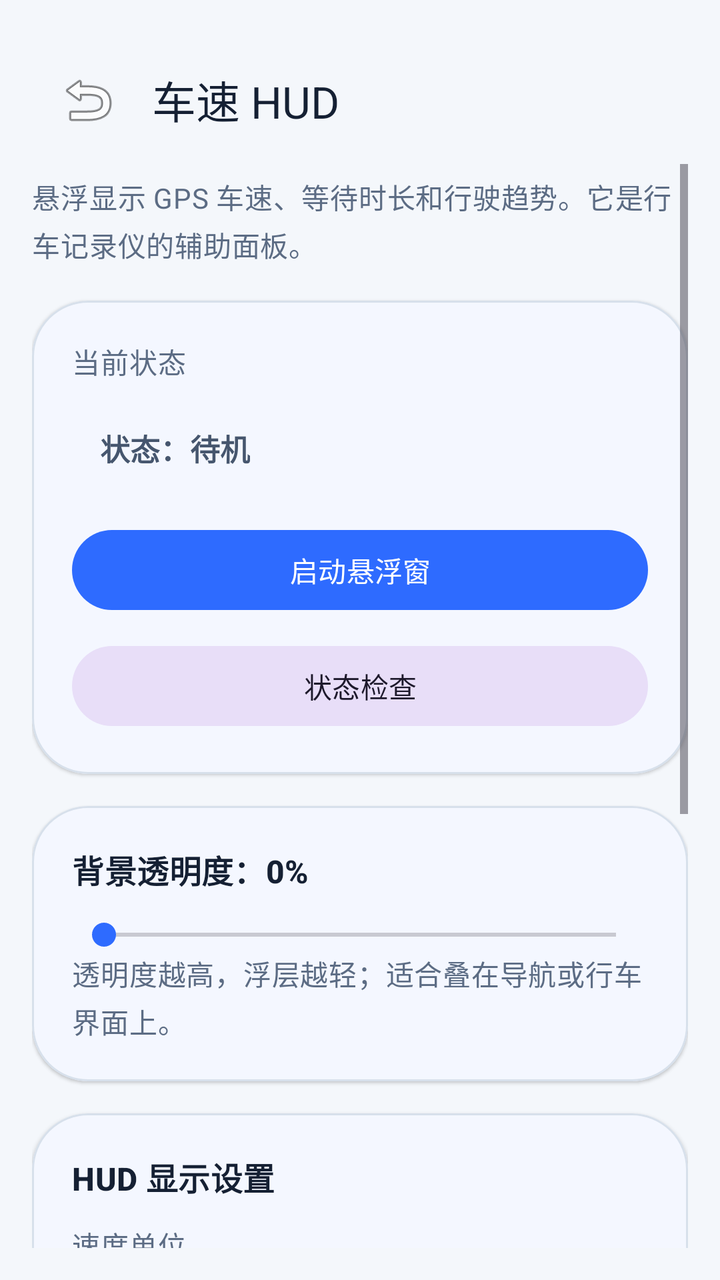
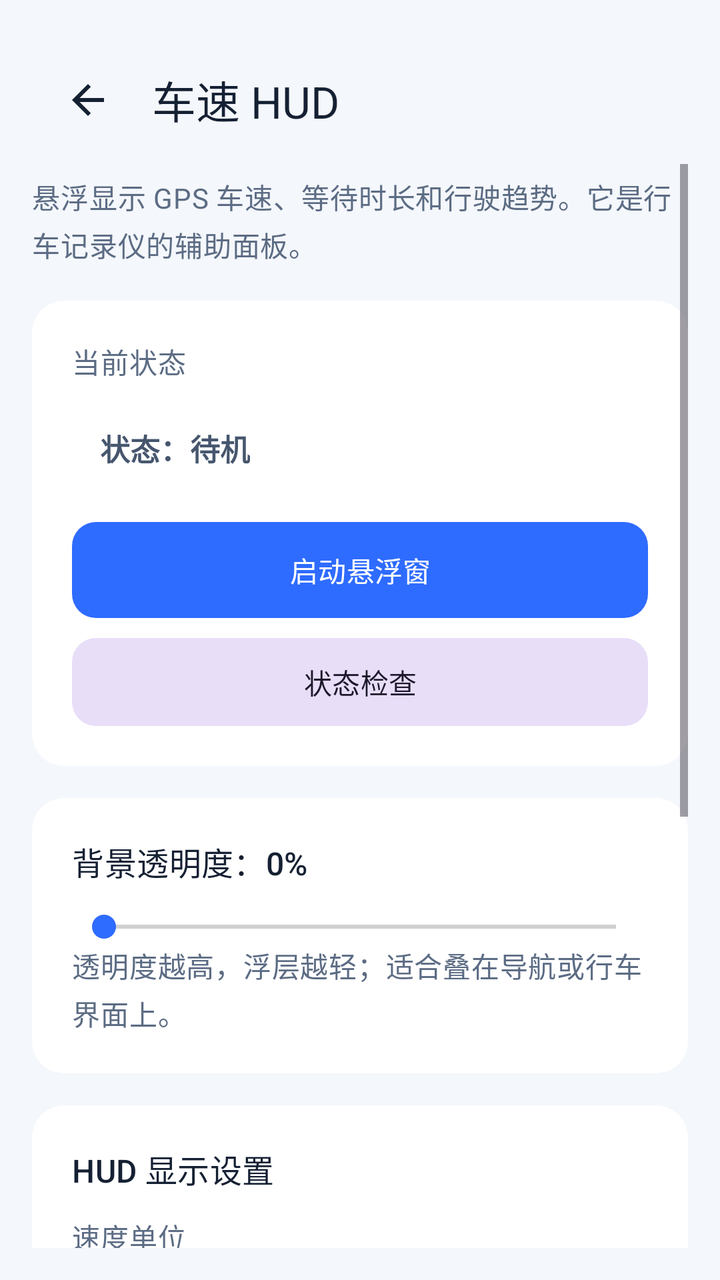

An Android layout rendered at two revisions. The XML below is the earlier revision; the diff shows what the commit changed to produce the second picture.
<!-- AndroidManifest.xml: application theme Theme.CarSpeed -->
<!-- res/layout/activity_speed_hud.xml -->
<?xml version="1.0" encoding="utf-8"?>
<LinearLayout xmlns:android="http://schemas.android.com/apk/res/android"
    xmlns:app="http://schemas.android.com/apk/res-auto"
    android:layout_width="match_parent"
    android:layout_height="match_parent"
    android:background="@color/brand_sand"
    android:orientation="vertical"
    android:paddingStart="16dp"
    android:paddingTop="18dp"
    android:paddingEnd="16dp"
    android:paddingBottom="16dp">

    <com.google.android.material.appbar.MaterialToolbar
        android:id="@+id/toolbar"
        android:layout_width="match_parent"
        android:layout_height="wrap_content"
        android:backgroundTint="@android:color/transparent"
        app:navigationIcon="@android:drawable/ic_menu_revert"
        app:title="@string/speed_hud_title"
        app:titleTextColor="@color/text_primary" />

    <ScrollView
        android:layout_width="match_parent"
        android:layout_height="0dp"
        android:layout_weight="1"
        android:fillViewport="true">

        <LinearLayout
            android:layout_width="match_parent"
            android:layout_height="wrap_content"
            android:orientation="vertical"
            android:paddingBottom="8dp">

            <TextView
                android:layout_width="match_parent"
                android:layout_height="wrap_content"
                android:layout_marginTop="6dp"
                android:text="@string/speed_hud_subtitle"
                android:textAppearance="@style/TextAppearance.CarSpeed.Body" />

            <com.google.android.material.card.MaterialCardView
                style="@style/Widget.CarSpeed.Card"
                android:layout_width="match_parent"
                android:layout_height="wrap_content"
                android:layout_marginTop="18dp">

                <LinearLayout
                    android:layout_width="match_parent"
                    android:layout_height="wrap_content"
                    android:orientation="vertical"
                    android:padding="20dp">

                    <TextView
                        android:layout_width="wrap_content"
                        android:layout_height="wrap_content"
                        android:text="@string/status_label"
                        android:textAppearance="@style/TextAppearance.CarSpeed.Body" />

                    <TextView
                        android:id="@+id/tvStatus"
                        android:layout_width="wrap_content"
                        android:layout_height="wrap_content"
                        android:layout_marginTop="14dp"
                        android:backgroundTint="@color/status_idle_bg"
                        android:paddingStart="14dp"
                        android:paddingTop="8dp"
                        android:paddingEnd="14dp"
                        android:paddingBottom="8dp"
                        android:text="@string/status_idle"
                        android:textColor="@color/status_idle_text"
                        android:textSize="15sp"
                        android:textStyle="bold" />

                    <com.google.android.material.button.MaterialButton
                        android:id="@+id/btnToggle"
                        style="@style/Widget.Material3.Button"
                        android:layout_width="match_parent"
                        android:layout_height="wrap_content"
                        android:layout_marginTop="18dp"
                        android:text="@string/start_overlay" />

                    <com.google.android.material.button.MaterialButton
                        android:id="@+id/btnStatus"
                        style="@style/Widget.Material3.Button.TonalButton"
                        android:layout_width="match_parent"
                        android:layout_height="wrap_content"
                        android:layout_marginTop="10dp"
                        android:text="@string/status_check_title" />
                </LinearLayout>
            </com.google.android.material.card.MaterialCardView>

            <com.google.android.material.card.MaterialCardView
                style="@style/Widget.CarSpeed.Card"
                android:layout_width="match_parent"
                android:layout_height="wrap_content"
                android:layout_marginTop="16dp">

                <LinearLayout
                    android:layout_width="match_parent"
                    android:layout_height="wrap_content"
                    android:orientation="vertical"
                    android:padding="20dp">

                    <TextView
                        android:id="@+id/tvOpacityLabel"
                        android:layout_width="match_parent"
                        android:layout_height="wrap_content"
                        android:text="@string/opacity_label_default"
                        android:textAppearance="@style/TextAppearance.CarSpeed.SectionTitle" />

                    <SeekBar
                        android:id="@+id/sbOpacity"
                        android:layout_width="match_parent"
                        android:layout_height="wrap_content"
                        android:layout_marginTop="12dp"
                        android:max="100"
                        android:progress="0"
                        android:progressTint="@color/brand_blue"
                        android:thumbTint="@color/brand_blue" />

                    <TextView
                        android:layout_width="match_parent"
                        android:layout_height="wrap_content"
                        android:text="@string/opacity_helper"
                        android:textAppearance="@style/TextAppearance.CarSpeed.Body" />
                </LinearLayout>
            </com.google.android.material.card.MaterialCardView>

            <com.google.android.material.card.MaterialCardView
                style="@style/Widget.CarSpeed.Card"
                android:layout_width="match_parent"
                android:layout_height="wrap_content"
                android:layout_marginTop="16dp">

                <LinearLayout
                    android:layout_width="match_parent"
                    android:layout_height="wrap_content"
                    android:orientation="vertical"
                    android:padding="20dp">

                    <TextView
                        android:layout_width="match_parent"
                        android:layout_height="wrap_content"
                        android:text="@string/hud_settings_title"
                        android:textAppearance="@style/TextAppearance.CarSpeed.SectionTitle" />

                    <TextView
                        android:layout_width="match_parent"
                        android:layout_height="wrap_content"
                        android:layout_marginTop="12dp"
                        android:text="@string/speed_unit_label"
                        android:textAppearance="@style/TextAppearance.CarSpeed.Body" />

                    <Spinner
                        android:id="@+id/spSpeedUnit"
                        android:layout_width="match_parent"
                        android:layout_height="52dp"
                        android:layout_marginTop="6dp"
                        android:backgroundTint="@color/surface_secondary" />

                    <TextView
                        android:id="@+id/tvWarningLabel"
                        android:layout_width="match_parent"
                        android:layout_height="wrap_content"
                        android:layout_marginTop="16dp"
                        android:text="@string/speed_warning_label_default"
                        android:textAppearance="@style/TextAppearance.CarSpeed.SectionTitle" />

                    <SeekBar
                        android:id="@+id/sbSpeedWarning"
                        android:layout_width="match_parent"
                        android:layout_height="wrap_content"
                        android:layout_marginTop="12dp"
                        android:max="240"
                        android:progress="120"
                        android:progressTint="@color/brand_teal"
                        android:thumbTint="@color/brand_teal" />

                    <TextView
                        android:layout_width="match_parent"
                        android:layout_height="wrap_content"
                        android:text="@string/speed_warning_helper"
                        android:textAppearance="@style/TextAppearance.CarSpeed.Body" />
                </LinearLayout>
            </com.google.android.material.card.MaterialCardView>

            <com.google.android.material.card.MaterialCardView
                style="@style/Widget.CarSpeed.Card"
                android:layout_width="match_parent"
                android:layout_height="wrap_content"
                android:layout_marginTop="16dp">

                <LinearLayout
                    android:layout_width="match_parent"
                    android:layout_height="wrap_content"
                    android:orientation="vertical"
                    android:padding="20dp">

                    <TextView
                        android:id="@+id/tvYAxisLabel"
                        android:layout_width="match_parent"
                        android:layout_height="wrap_content"
                        android:text="@string/y_axis_label_default"
                        android:textAppearance="@style/TextAppearance.CarSpeed.SectionTitle" />

                    <SeekBar
                        android:id="@+id/sbYAxisMax"
                        android:layout_width="match_parent"
                        android:layout_height="wrap_content"
                        android:layout_marginTop="12dp"
                        android:max="2000"
                        android:progress="300"
                        android:progressTint="@color/brand_teal"
                        android:thumbTint="@color/brand_teal" />

                    <TextView
                        android:layout_width="match_parent"
                        android:layout_height="wrap_content"
                        android:text="@string/y_axis_helper"
                        android:textAppearance="@style/TextAppearance.CarSpeed.Body" />
                </LinearLayout>
            </com.google.android.material.card.MaterialCardView>
        </LinearLayout>
    </ScrollView>
</LinearLayout>
<!-- resources referenced by this layout -->
<resources>
  <color name="brand_blue">#2E6BFF</color>
  <color name="brand_sand">#F4F7FB</color>
  <color name="brand_teal">#1FB8A6</color>
  <color name="status_idle_bg">#E9EEF5</color>
  <color name="status_idle_text">#46566E</color>
  <color name="surface_secondary">#EAF0F8</color>
  <color name="text_primary">#152033</color>
  <string name="hud_settings_title">HUD 显示设置</string>
  <string name="opacity_helper">透明度越高，浮层越轻；适合叠在导航或行车界面上。</string>
  <string name="opacity_label_default">背景透明度：0%</string>
  <string name="speed_hud_subtitle">悬浮显示 GPS 车速、等待时长和行驶趋势。它是行车记录仪的辅助面板。</string>
  <string name="speed_hud_title">车速 HUD</string>
  <string name="speed_unit_label">速度单位</string>
  <string name="speed_warning_helper">这是自定义速度阈值提醒：只比较 GPS 当前车速和你设置的阈值，不识别道路法定限速。</string>
  <string name="speed_warning_label_default">速度提醒阈值：120 km/h</string>
  <string name="start_overlay">启动悬浮窗</string>
  <string name="status_check_title">状态检查</string>
  <string name="status_idle">状态：待机</string>
  <string name="status_label">当前状态</string>
  <string name="y_axis_helper">建议覆盖你常见的最高车速，避免曲线被压扁。</string>
  <string name="y_axis_label_default">折线图Y轴最大值：300 km/h</string>
  <style name="TextAppearance.CarSpeed.Body" parent="TextAppearance.Material3.BodyMedium">
          <item name="android:textColor">@color/text_secondary</item>
      </style>
  <style name="TextAppearance.CarSpeed.SectionTitle" parent="TextAppearance.Material3.TitleMedium">
          <item name="android:textColor">@color/text_primary</item>
          <item name="android:textStyle">bold</item>
      </style>
  <style name="Widget.CarSpeed.Card" parent="Widget.Material3.CardView.Elevated">
          <item name="cardBackgroundColor">@color/surface_primary</item>
          <item name="strokeColor">@color/divider_soft</item>
          <item name="strokeWidth">1dp</item>
          <item name="cardCornerRadius">28dp</item>
      </style>
  <style name="Theme.CarSpeed" parent="Theme.Material3.DayNight.NoActionBar">
          <item name="colorPrimary">@color/brand_blue</item>
          <item name="colorSecondary">@color/brand_teal</item>
          <item name="colorSurface">@color/surface_primary</item>
          <item name="android:colorBackground">@color/brand_sand</item>
          <item name="android:statusBarColor">@android:color/transparent</item>
          <item name="android:navigationBarColor">@color/brand_navy</item>
          <item name="android:windowLightStatusBar">true</item>
          <item name="materialCardViewFilledStyle">@style/Widget.CarSpeed.Card</item>
      </style>
  <color name="text_secondary">#5C6C84</color>
  <color name="surface_primary">#FFFFFF</color>
  <color name="divider_soft">#D7E0EB</color>
  <color name="brand_navy">#0E1A2B</color>
</resources>

<!-- the commit's change to res/layout/activity_speed_hud.xml (unified diff, before → after) -->
@@ -15,7 +15,7 @@
         android:layout_width="match_parent"
         android:layout_height="wrap_content"
         android:backgroundTint="@android:color/transparent"
-        app:navigationIcon="@android:drawable/ic_menu_revert"
+        app:navigationIcon="@drawable/ic_nav_back"
         app:title="@string/speed_hud_title"
         app:titleTextColor="@color/text_primary" />
 
@@ -73,7 +73,7 @@
 
                     <com.google.android.material.button.MaterialButton
                         android:id="@+id/btnToggle"
-                        style="@style/Widget.Material3.Button"
+                        style="@style/Widget.CarSpeed.Button"
                         android:layout_width="match_parent"
                         android:layout_height="wrap_content"
                         android:layout_marginTop="18dp"
@@ -81,7 +81,7 @@
 
                     <com.google.android.material.button.MaterialButton
                         android:id="@+id/btnStatus"
-                        style="@style/Widget.Material3.Button.TonalButton"
+                        style="@style/Widget.CarSpeed.Button.Tonal"
                         android:layout_width="match_parent"
                         android:layout_height="wrap_content"
                         android:layout_marginTop="10dp"
<!-- resource entries referenced after the edit -->
@@ -7,6 +7,18 @@
   <color name="status_idle_text">#46566E</color>
   <color name="surface_secondary">#EAF0F8</color>
   <color name="text_primary">#152033</color>
+  <!-- drawable ic_nav_back (drawable) -->
+  <?xml version="1.0" encoding="utf-8"?>
+  <vector xmlns:android="http://schemas.android.com/apk/res/android"
+      android:width="24dp"
+      android:height="24dp"
+      android:viewportWidth="24"
+      android:viewportHeight="24"
+      android:tint="@color/text_primary">
+      <path
+          android:fillColor="@android:color/white"
+          android:pathData="M20,11H7.83l5.59,-5.59L12,4l-8,8 8,8 1.41,-1.41L7.83,13H20z" />
+  </vector>
   <string name="hud_settings_title">HUD 显示设置</string>
   <string name="opacity_helper">透明度越高，浮层越轻；适合叠在导航或行车界面上。</string>
   <string name="opacity_label_default">背景透明度：0%</string>
@@ -26,13 +38,24 @@
       </style>
   <style name="TextAppearance.CarSpeed.SectionTitle" parent="TextAppearance.Material3.TitleMedium">
           <item name="android:textColor">@color/text_primary</item>
-          <item name="android:textStyle">bold</item>
+      </style>
+  <style name="Widget.CarSpeed.Button" parent="Widget.Material3.Button">
+          <item name="cornerRadius">12dp</item>
+          <item name="android:minHeight">48dp</item>
+          <item name="android:insetTop">0dp</item>
+          <item name="android:insetBottom">0dp</item>
+      </style>
+  <style name="Widget.CarSpeed.Button.Tonal" parent="Widget.Material3.Button.TonalButton">
+          <item name="cornerRadius">12dp</item>
+          <item name="android:minHeight">44dp</item>
+          <item name="android:insetTop">0dp</item>
+          <item name="android:insetBottom">0dp</item>
       </style>
   <style name="Widget.CarSpeed.Card" parent="Widget.Material3.CardView.Elevated">
           <item name="cardBackgroundColor">@color/surface_primary</item>
-          <item name="strokeColor">@color/divider_soft</item>
-          <item name="strokeWidth">1dp</item>
-          <item name="cardCornerRadius">28dp</item>
+          <item name="strokeWidth">0dp</item>
+          <item name="cardCornerRadius">16dp</item>
+          <item name="cardElevation">0dp</item>
       </style>
   <style name="Theme.CarSpeed" parent="Theme.Material3.DayNight.NoActionBar">
           <item name="colorPrimary">@color/brand_blue</item>
@@ -40,13 +63,13 @@
           <item name="colorSurface">@color/surface_primary</item>
           <item name="android:colorBackground">@color/brand_sand</item>
           <item name="android:statusBarColor">@android:color/transparent</item>
-          <item name="android:navigationBarColor">@color/brand_navy</item>
+          <item name="android:navigationBarColor">@color/brand_sand</item>
           <item name="android:windowLightStatusBar">true</item>
+          <item name="android:windowLightNavigationBar" tools:targetApi="27">true</item>
+          <item name="materialButtonStyle">@style/Widget.CarSpeed.Button</item>
           <item name="materialCardViewFilledStyle">@style/Widget.CarSpeed.Card</item>
       </style>
   <color name="text_secondary">#5C6C84</color>
   <color name="surface_primary">#FFFFFF</color>
-  <color name="divider_soft">#D7E0EB</color>
-  <color name="brand_navy">#0E1A2B</color>
 </resources>
 
